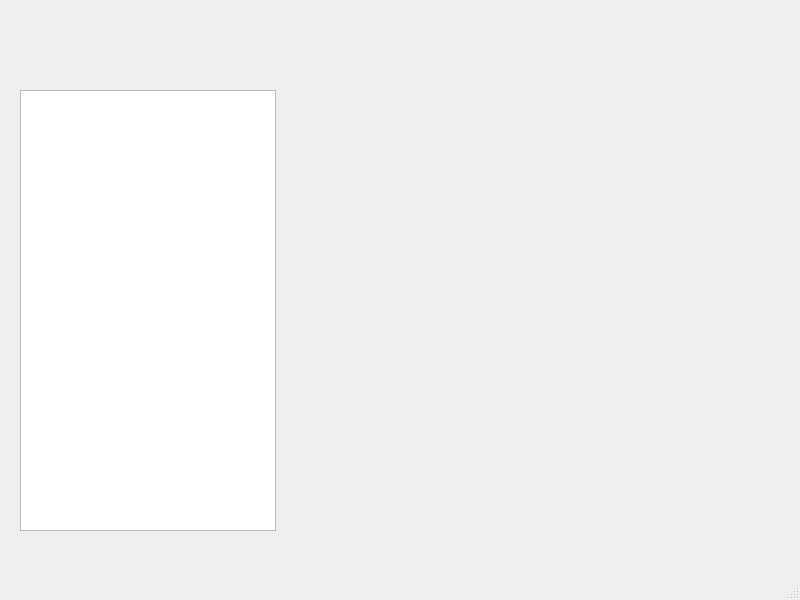
Old version of the form mainwindow.ui in the repository losehu/BK48XX-Control.
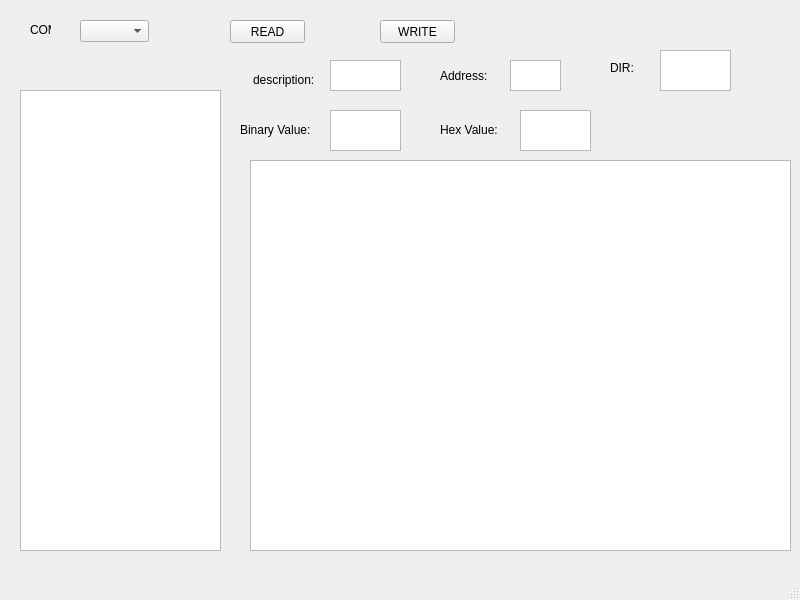
New version of the form.

What changed in the file:
```diff
--- a/mainwindow.ui
+++ b/mainwindow.ui
@@ -19,8 +19,182 @@
      <rect>
       <x>20</x>
       <y>90</y>
-      <width>256</width>
-      <height>441</height>
+      <width>201</width>
+      <height>461</height>
+     </rect>
+    </property>
+   </widget>
+   <widget class="QTextBrowser" name="REG_BIN_VAL">
+    <property name="geometry">
+     <rect>
+      <x>330</x>
+      <y>110</y>
+      <width>71</width>
+      <height>41</height>
+     </rect>
+    </property>
+   </widget>
+   <widget class="QTextBrowser" name="REG_HEX_VAL">
+    <property name="geometry">
+     <rect>
+      <x>520</x>
+      <y>110</y>
+      <width>71</width>
+      <height>41</height>
+     </rect>
+    </property>
+   </widget>
+   <widget class="QTextBrowser" name="REG_NAME">
+    <property name="geometry">
+     <rect>
+      <x>330</x>
+      <y>60</y>
+      <width>71</width>
+      <height>31</height>
+     </rect>
+    </property>
+   </widget>
+   <widget class="QLabel" name="label">
+    <property name="geometry">
+     <rect>
+      <x>253</x>
+      <y>70</y>
+      <width>71</width>
+      <height>20</height>
+     </rect>
+    </property>
+    <property name="text">
+     <string>description:</string>
+    </property>
+   </widget>
+   <widget class="QLabel" name="label_2">
+    <property name="geometry">
+     <rect>
+      <x>610</x>
+      <y>60</y>
+      <width>31</width>
+      <height>16</height>
+     </rect>
+    </property>
+    <property name="text">
+     <string>DIR:</string>
+    </property>
+   </widget>
+   <widget class="QTextBrowser" name="REG_DIR">
+    <property name="geometry">
+     <rect>
+      <x>660</x>
+      <y>50</y>
+      <width>71</width>
+      <height>41</height>
+     </rect>
+    </property>
+   </widget>
+   <widget class="QLabel" name="label_3">
+    <property name="geometry">
+     <rect>
+      <x>440</x>
+      <y>70</y>
+      <width>54</width>
+      <height>12</height>
+     </rect>
+    </property>
+    <property name="text">
+     <string>Address:</string>
+    </property>
+   </widget>
+   <widget class="QTextBrowser" name="REG_DIR_2">
+    <property name="geometry">
+     <rect>
+      <x>510</x>
+      <y>60</y>
+      <width>51</width>
+      <height>31</height>
+     </rect>
+    </property>
+   </widget>
+   <widget class="QLabel" name="label_4">
+    <property name="geometry">
+     <rect>
+      <x>240</x>
+      <y>120</y>
+      <width>81</width>
+      <height>20</height>
+     </rect>
+    </property>
+    <property name="text">
+     <string>Binary Value:</string>
+    </property>
+   </widget>
+   <widget class="QLabel" name="label_5">
+    <property name="geometry">
+     <rect>
+      <x>440</x>
+      <y>120</y>
+      <width>81</width>
+      <height>20</height>
+     </rect>
+    </property>
+    <property name="text">
+     <string>Hex Value:</string>
+    </property>
+   </widget>
+   <widget class="QComboBox" name="comboBox">
+    <property name="geometry">
+     <rect>
+      <x>80</x>
+      <y>20</y>
+      <width>69</width>
+      <height>22</height>
+     </rect>
+    </property>
+   </widget>
+   <widget class="QLabel" name="label_6">
+    <property name="geometry">
+     <rect>
+      <x>30</x>
+      <y>20</y>
+      <width>21</width>
+      <height>20</height>
+     </rect>
+    </property>
+    <property name="text">
+     <string>COM:</string>
+    </property>
+   </widget>
+   <widget class="QPushButton" name="READ">
+    <property name="geometry">
+     <rect>
+      <x>230</x>
+      <y>20</y>
+      <width>75</width>
+      <height>23</height>
+     </rect>
+    </property>
+    <property name="text">
+     <string>READ</string>
+    </property>
+   </widget>
+   <widget class="QPushButton" name="WRITE">
+    <property name="geometry">
+     <rect>
+      <x>380</x>
+      <y>20</y>
+      <width>75</width>
+      <height>23</height>
+     </rect>
+    </property>
+    <property name="text">
+     <string>WRITE</string>
+    </property>
+   </widget>
+   <widget class="QTableWidget" name="REG_TABLE">
+    <property name="geometry">
+     <rect>
+      <x>250</x>
+      <y>160</y>
+      <width>541</width>
+      <height>391</height>
      </rect>
     </property>
    </widget>
```
